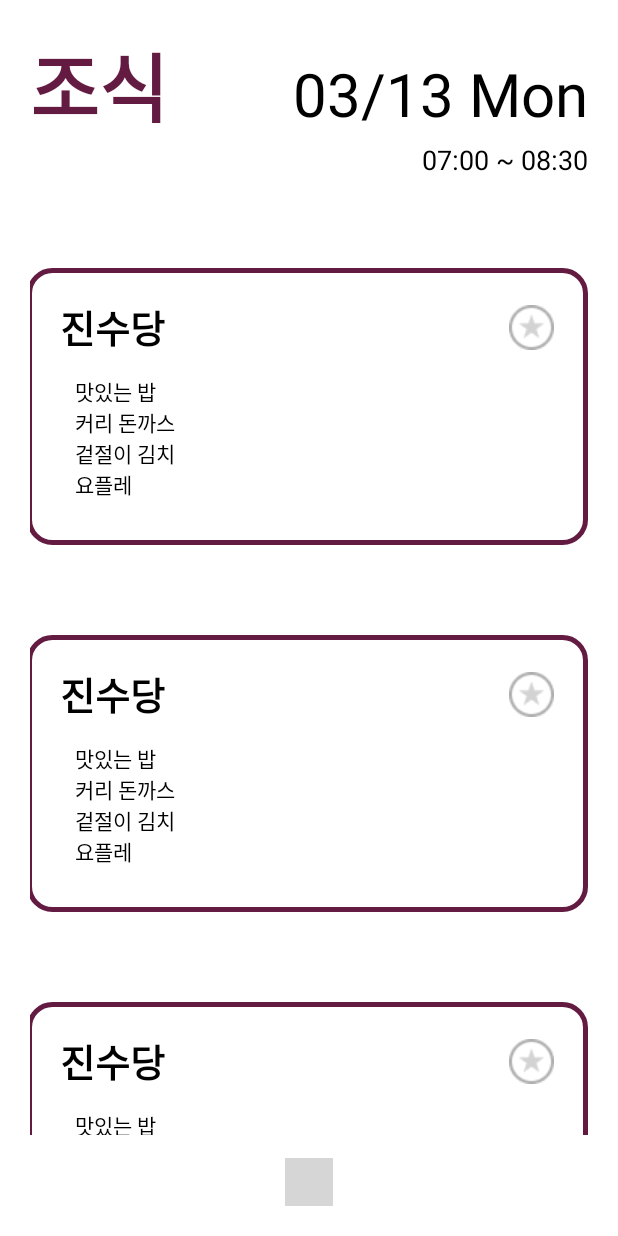
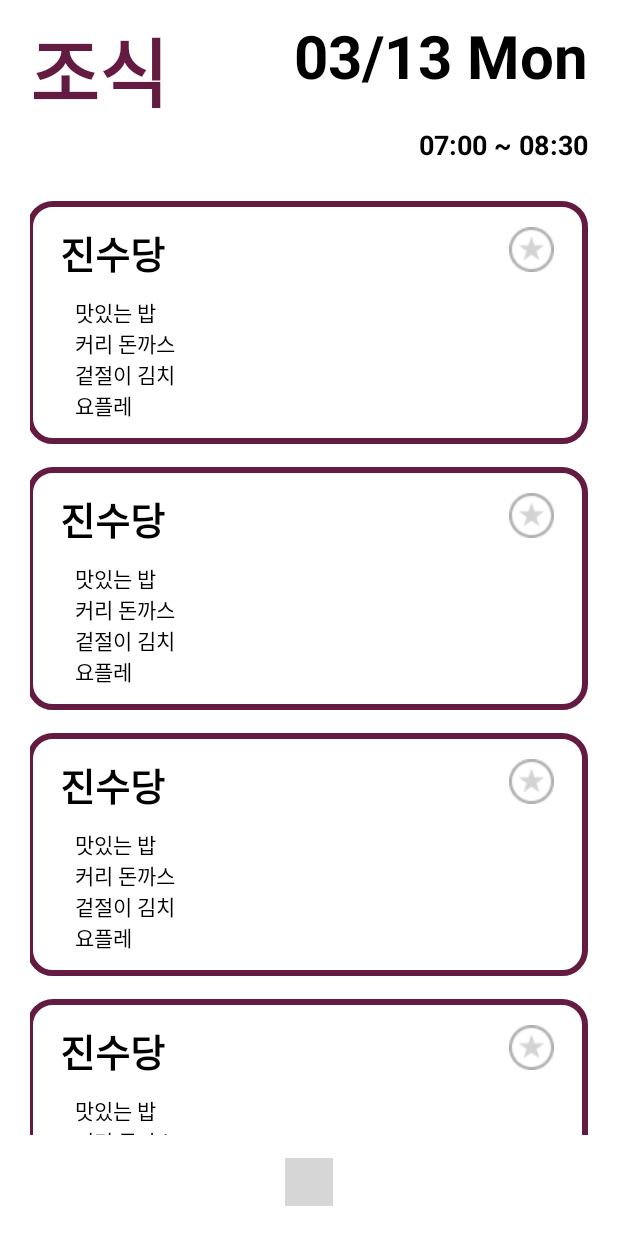
Before and after one commit to Kim-Yeon-ho/BukBob_jbnu, an Android app: the screen it shows after launch (MainActivity), on a phone screen of 412 x 824 dp. Run offline under Robolectric (Android 15) with nearby library versions, the phone set to English and light mode, and no system bars; libraries missing offline, so code that uses them is left out: com.tbuonomo.viewpagerdotsindicator; plain views replace DotsIndicator; 2 statements that could not run were skipped; grey boxes are pictures that could not be loaded.

Commit message:
Update : Feature #5 => Android UI margin 및 padding 수정

```diff
--- a/BukBob_Android/app/src/main/res/drawable/food_list_item_line.xml
+++ b/BukBob_Android/app/src/main/res/drawable/food_list_item_line.xml
@@ -5,7 +5,7 @@
         android:left="-2dp">
         <shape android:shape="rectangle" >
             <stroke
-                android:width="3dp"
+                android:width="4dp"
                 android:color="#641B42" />
 
             <solid android:color="@color/white" />
--- a/BukBob_Android/app/src/main/res/layout/activity_main.xml
+++ b/BukBob_Android/app/src/main/res/layout/activity_main.xml
@@ -23,7 +23,7 @@
         app:dotsColor="#D9D9D9"
         app:selectedDotColor="#641B42"
         app:dotsCornerRadius="8dp"
-        app:dotsSize="16dp"
+        app:dotsSize="10dp"
         app:dotsSpacing="4dp"
         app:dotsWidthFactor="2.5"
         app:progressMode="true"
--- a/BukBob_Android/app/src/main/res/layout/food_list.xml
+++ b/BukBob_Android/app/src/main/res/layout/food_list.xml
@@ -9,7 +9,7 @@
         android:layout_width="match_parent"
         android:layout_height="wrap_content"
         android:orientation="horizontal"
-        android:layout_marginTop="20dp"
+        android:layout_marginTop="10dp"
         android:layout_marginRight="20dp"
         android:layout_marginLeft="20dp"
         >
@@ -26,9 +26,10 @@
         <TextView
             android:id="@+id/FoodDate"
             android:layout_width="match_parent"
-            android:layout_height="wrap_content"
+            android:layout_height="match_parent"
             android:gravity="right"
             android:text="03/04 토"
+            android:textStyle="bold"
             android:textColor="@color/black"
             android:textSize="40sp" />
     </LinearLayout>
@@ -41,13 +42,15 @@
         android:textSize="18sp"
         android:textColor="@color/black"
         android:text="07:00 ~ 08:30"
+        android:textStyle="bold"
         android:gravity="right"
+        android:textAlignment="center"
         android:layout_marginRight="20dp"
         />
 
     <androidx.recyclerview.widget.RecyclerView
         android:id="@+id/FoodListView"
-        android:layout_marginTop="30dp"
+        android:layout_marginTop="15dp"
         android:layout_marginBottom="15dp"
         android:layout_width="match_parent"
         android:layout_height="match_parent" />
--- a/BukBob_Android/app/src/main/res/layout/food_list_item.xml
+++ b/BukBob_Android/app/src/main/res/layout/food_list_item.xml
@@ -9,8 +9,8 @@
         android:layout_width="match_parent"
         android:layout_height="wrap_content"
         android:background="@drawable/food_list_item_line"
-        android:layout_marginTop="30dp"
-        android:layout_marginBottom="30dp"
+        android:layout_marginTop="10dp"
+        android:layout_marginBottom="5dp"
         android:layout_marginLeft="20dp"
         android:layout_marginRight="20dp"
         android:orientation="vertical">
@@ -25,7 +25,7 @@
                 android:layout_width="match_parent"
                 android:layout_height="wrap_content"
                 android:layout_marginLeft="20dp"
-                android:layout_marginTop="20dp"
+                android:layout_marginTop="15dp"
                 android:layout_weight="2"
                 android:text="진수당"
                 android:textColor="@color/black"
@@ -36,7 +36,7 @@
                 android:id = "@+id/widgetButton"
                 android:layout_width="35dp"
                 android:layout_height="match_parent"
-                android:layout_marginTop="20dp"
+                android:layout_marginTop="10dp"
                 android:layout_marginRight="20dp"
                 android:background="@android:color/transparent"
                 android:src="@drawable/starnonfill"/>
@@ -48,8 +48,8 @@
             android:layout_width="wrap_content"
             android:layout_height="wrap_content"
             android:layout_marginLeft="30dp"
-            android:layout_marginTop="13dp"
-            android:layout_marginBottom="30dp"
+            android:layout_marginTop="10dp"
+            android:layout_marginBottom="15dp"
             android:text="맛있는 밥 \n커리 돈까스 \n겉절이 김치 \n요플레"
             android:textColor="@color/black" />
 
```
Also changed, not shown: 2 other files.
